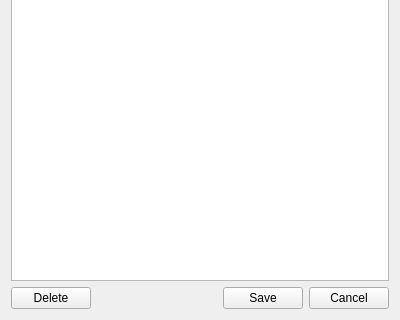
Old version of the form src/editwidget.ui in the repository SoftProjector/src; both pictures show x 0 to 400 and y 280 to 600 of the 400 by 600 pixel window.
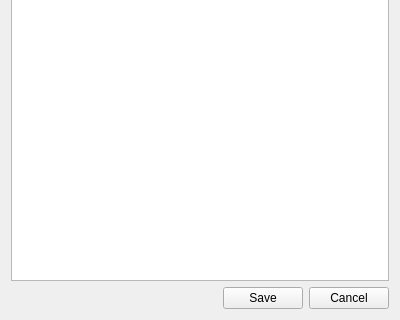
New version of the form.

Commit message: - removed exrtra blink when new list was set to be shown in show_list - changed from "OK" button to "Close" button on ManageDataDialog - program crash pervention when no Bible/Sbornik is selected in ManageDataDialog - added tool tips for ManageDataDialog - moved "Delete" button from EditWidget to Delete Current Song menu item in "Edit" main menu - added more shortcuts - added shortcuts to ManageDataDialog - added HelpDialog

The edit to the form file:
```diff
--- a/src/editwidget.ui
+++ b/src/editwidget.ui
@@ -533,7 +533,7 @@
    </item>
    <item row="8" column="0">
     <layout class="QGridLayout" name="gridLayout">
-     <item row="0" column="1">
+     <item row="0" column="0">
       <spacer name="horizontalSpacer">
        <property name="orientation">
         <enum>Qt::Horizontal</enum>
@@ -566,13 +566,6 @@
        </property>
       </widget>
      </item>
-     <item row="0" column="0">
-      <widget class="QPushButton" name="btnDelete">
-       <property name="text">
-        <string>Delete</string>
-       </property>
-      </widget>
-     </item>
     </layout>
    </item>
   </layout>
```
Left out of the diff: 4 changed lines with no effect on the pictures. The commit also changes 15 other files.
